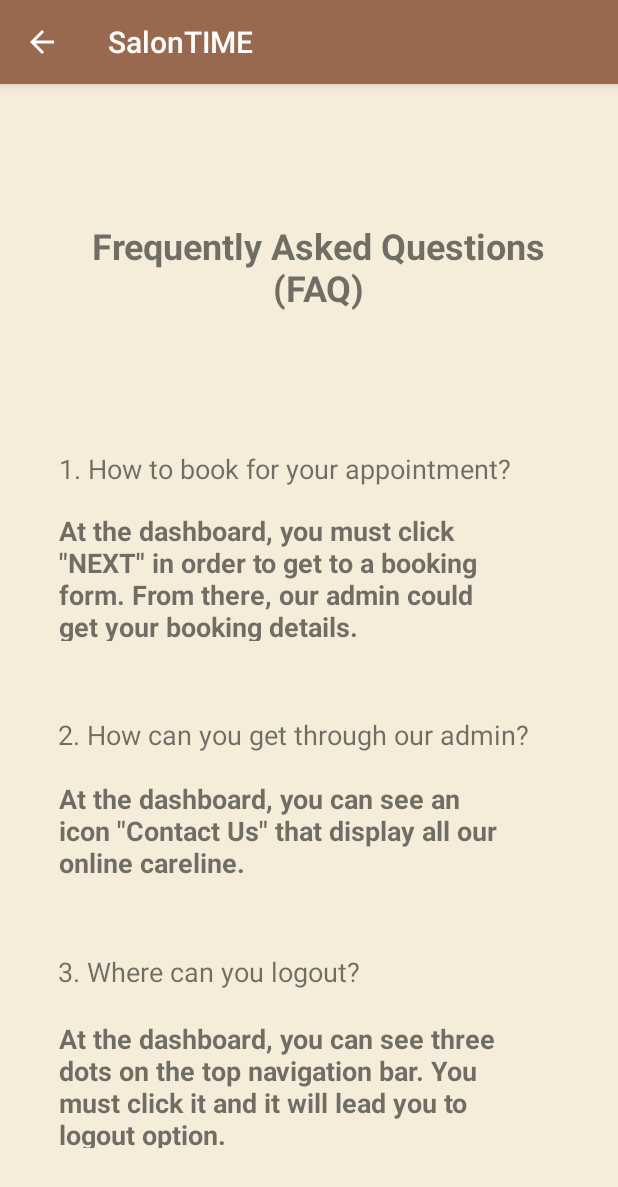
After one commit to khairakh/gp8, an Android app: the FAQ screen opened directly, with no data from a screen before it, on a phone screen of 412 x 824 dp. The commit adds this screen. Shown: the top 1187 px of the screen. Run offline under Robolectric (Android 15) with nearby library versions, the light colour scheme and no system bars.

Commit message:
Contact Us & Display FAQ

```diff
--- a/app/src/main/AndroidManifest.xml
+++ b/app/src/main/AndroidManifest.xml
@@ -12,7 +12,11 @@
         android:roundIcon="@mipmap/logo"
         android:supportsRtl="true"
         android:theme="@style/Theme.Group8">
-        <activity android:name=".Feedback"></activity>
+        <activity android:name=".DisplayBooking"></activity>
+        <activity android:name=".BookingForm" />
+        <activity android:name=".FAQ" />
+        <activity android:name=".ContactUs" />
+        <activity android:name=".Feedback" />
         <activity android:name=".AboutUs" />
         <activity android:name=".SplashScreen">
             <intent-filter>
--- /dev/null
+++ b/app/src/main/java/com/example/group8/FAQ.java
@@ -0,0 +1,28 @@
+package com.example.group8;
+
+import androidx.annotation.NonNull;
+import androidx.appcompat.app.AppCompatActivity;
+
+import android.os.Bundle;
+import android.view.MenuItem;
+
+public class FAQ extends AppCompatActivity {
+
+    @Override
+    protected void onCreate(Bundle savedInstanceState) {
+        super.onCreate(savedInstanceState);
+        setContentView(R.layout.activity_f_a_q);
+
+        getSupportActionBar().setDisplayHomeAsUpEnabled(true);
+    }
+
+    @Override
+    public boolean onOptionsItemSelected(@NonNull MenuItem item) {
+
+        switch (item.getItemId()){
+            case android.R.id.home:
+                onBackPressed();
+        }
+        return super.onOptionsItemSelected(item);
+    }
+}
--- /dev/null
+++ b/app/src/main/res/layout/activity_f_a_q.xml
@@ -0,0 +1,105 @@
+<?xml version="1.0" encoding="utf-8"?>
+<androidx.constraintlayout.widget.ConstraintLayout xmlns:android="http://schemas.android.com/apk/res/android"
+    xmlns:app="http://schemas.android.com/apk/res-auto"
+    xmlns:tools="http://schemas.android.com/tools"
+    android:layout_width="match_parent"
+    android:layout_height="match_parent"
+    android:background="#F5EDDA"
+    tools:context=".FAQ">
+
+    <TextView
+        android:id="@+id/textView12"
+        android:layout_width="wrap_content"
+        android:layout_height="wrap_content"
+        android:text="2. How can you get through our admin?"
+        android:textSize="18sp"
+        app:layout_constraintBottom_toBottomOf="parent"
+        app:layout_constraintEnd_toEndOf="parent"
+        app:layout_constraintHorizontal_bias="0.393"
+        app:layout_constraintStart_toStartOf="parent"
+        app:layout_constraintTop_toBottomOf="@+id/textView8"
+        app:layout_constraintVertical_bias="0.456" />
+
+    <TextView
+        android:id="@+id/textView11"
+        android:layout_width="300dp"
+        android:layout_height="69dp"
+        android:text='At the dashboard, you can see an icon "Contact Us" that display all our online careline.'
+        android:textSize="18sp"
+        android:textStyle="bold"
+        app:layout_constraintBottom_toBottomOf="parent"
+        app:layout_constraintEnd_toEndOf="parent"
+        app:layout_constraintHorizontal_bias="0.351"
+        app:layout_constraintStart_toStartOf="parent"
+        app:layout_constraintTop_toBottomOf="@+id/textView8"
+        app:layout_constraintVertical_bias="0.571" />
+
+    <TextView
+        android:id="@+id/textView8"
+        android:layout_width="359dp"
+        android:layout_height="60dp"
+        android:text="Frequently Asked Questions (FAQ)"
+        android:textAlignment="center"
+        android:textSize="24sp"
+        android:textStyle="bold"
+        app:layout_constraintBottom_toBottomOf="parent"
+        app:layout_constraintEnd_toEndOf="parent"
+        app:layout_constraintHorizontal_bias="0.615"
+        app:layout_constraintStart_toStartOf="parent"
+        app:layout_constraintTop_toTopOf="parent"
+        app:layout_constraintVertical_bias="0.129" />
+
+    <TextView
+        android:id="@+id/textView9"
+        android:layout_width="wrap_content"
+        android:layout_height="wrap_content"
+        android:text="1. How to book for your appointment?"
+        android:textSize="18sp"
+        app:layout_constraintBottom_toBottomOf="parent"
+        app:layout_constraintEnd_toEndOf="parent"
+        app:layout_constraintHorizontal_bias="0.354"
+        app:layout_constraintStart_toStartOf="parent"
+        app:layout_constraintTop_toBottomOf="@+id/textView8"
+        app:layout_constraintVertical_bias="0.156" />
+
+    <TextView
+        android:id="@+id/textView13"
+        android:layout_width="300dp"
+        android:layout_height="85dp"
+        android:text="At the dashboard, you can see three dots on the top navigation bar. You must click it and it will lead you to logout option."
+        android:textSize="18sp"
+        android:textStyle="bold"
+        app:layout_constraintBottom_toBottomOf="parent"
+        app:layout_constraintEnd_toEndOf="parent"
+        app:layout_constraintHorizontal_bias="0.351"
+        app:layout_constraintStart_toStartOf="parent"
+        app:layout_constraintTop_toBottomOf="@+id/textView8"
+        app:layout_constraintVertical_bias="0.89" />
+
+    <TextView
+        android:id="@+id/textView14"
+        android:layout_width="wrap_content"
+        android:layout_height="wrap_content"
+        android:text="3. Where can you logout?"
+        android:textSize="18sp"
+        app:layout_constraintBottom_toBottomOf="parent"
+        app:layout_constraintEnd_toEndOf="parent"
+        app:layout_constraintHorizontal_bias="0.184"
+        app:layout_constraintStart_toStartOf="parent"
+        app:layout_constraintTop_toBottomOf="@+id/textView8"
+        app:layout_constraintVertical_bias="0.723" />
+
+    <TextView
+        android:id="@+id/textView10"
+        android:layout_width="300dp"
+        android:layout_height="86dp"
+        android:text='At the dashboard, you must click "NEXT" in order to get to a booking form. From there, our admin could get your booking details. '
+        android:textSize="18sp"
+        android:textStyle="bold"
+        app:layout_constraintBottom_toBottomOf="parent"
+        app:layout_constraintEnd_toEndOf="parent"
+        app:layout_constraintHorizontal_bias="0.351"
+        app:layout_constraintStart_toStartOf="parent"
+        app:layout_constraintTop_toBottomOf="@+id/textView8"
+        app:layout_constraintVertical_bias="0.252" />
+</androidx.constraintlayout.widget.ConstraintLayout>
--- a/app/src/main/res/layout/activity_second.xml
+++ b/app/src/main/res/layout/activity_second.xml
@@ -94,7 +94,7 @@
 
                     <ImageView
                         android:layout_centerInParent="true"
-                        android:id="@+id/viewHistory"
+                        android:id="@+id/displayBooking"
                         android:layout_height="30dp"
                         android:layout_width="30dp"
                         android:src="@drawable/icon_booking" />
@@ -218,7 +218,7 @@
                         android:text="Click 'NEXT' to further book your appointment." />
 
                     <TextView
-                        android:id="@+id/bookingOrder"
+                        android:id="@+id/bookingForm"
                         android:layout_width="wrap_content"
                         android:layout_height="wrap_content"
                         android:textSize="25sp"
```
Also changed, not shown: app/src/main/java/com/example/group8/BookingForm.java (added, +28 -0 lines), app/src/main/java/com/example/group8/ContactUs.java (added, +28 -0 lines), app/src/main/java/com/example/group8/DisplayBooking.java (added, +28 -0 lines), app/src/main/java/com/example/group8/SecondActivity.java (+35 -2 lines), app/src/main/res/layout/activity_about_us.xml (+16 -2 lines), app/src/main/res/layout/activity_booking_form.xml (added, +10 -0 lines), app/src/main/res/layout/activity_contact_us.xml (added, +101 -0 lines), app/src/main/res/layout/activity_display_booking.xml (added, +10 -0 lines), app/src/main/res/layout/activity_feedback.xml (+17 -2 lines), app/src/main/res/drawable/email.png (added), app/src/main/res/drawable/facebook.png (added), app/src/main/res/drawable/instagram.png (added), app/src/main/res/drawable/snapchat.png (added), app/src/main/res/drawable/tiktok.png (added), 2 more files.
